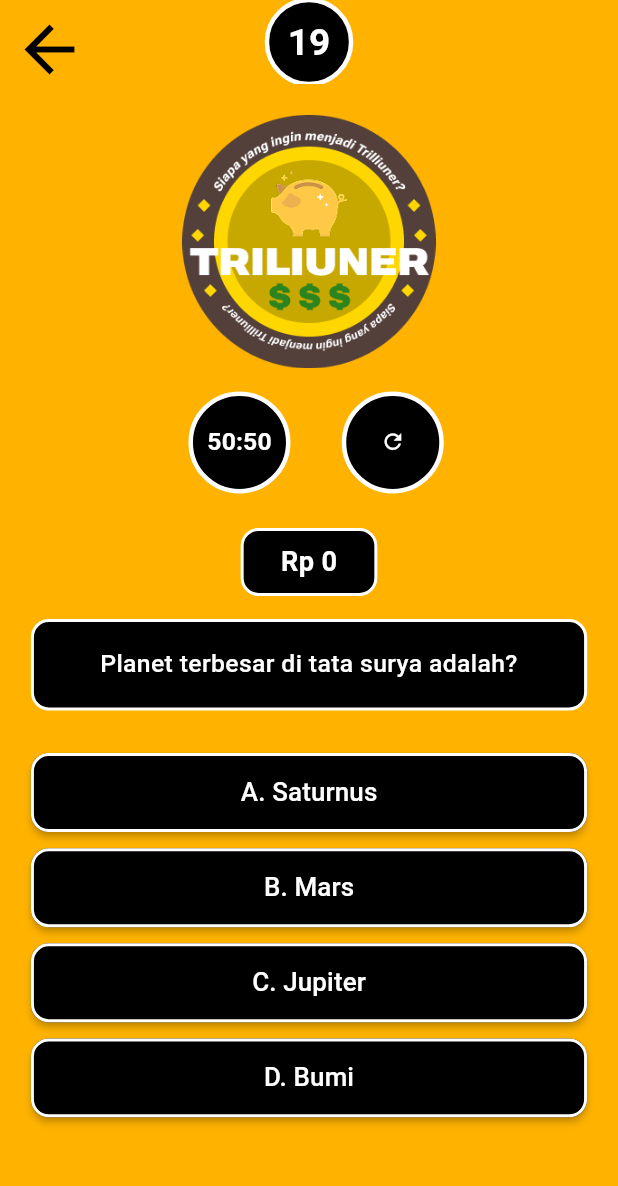
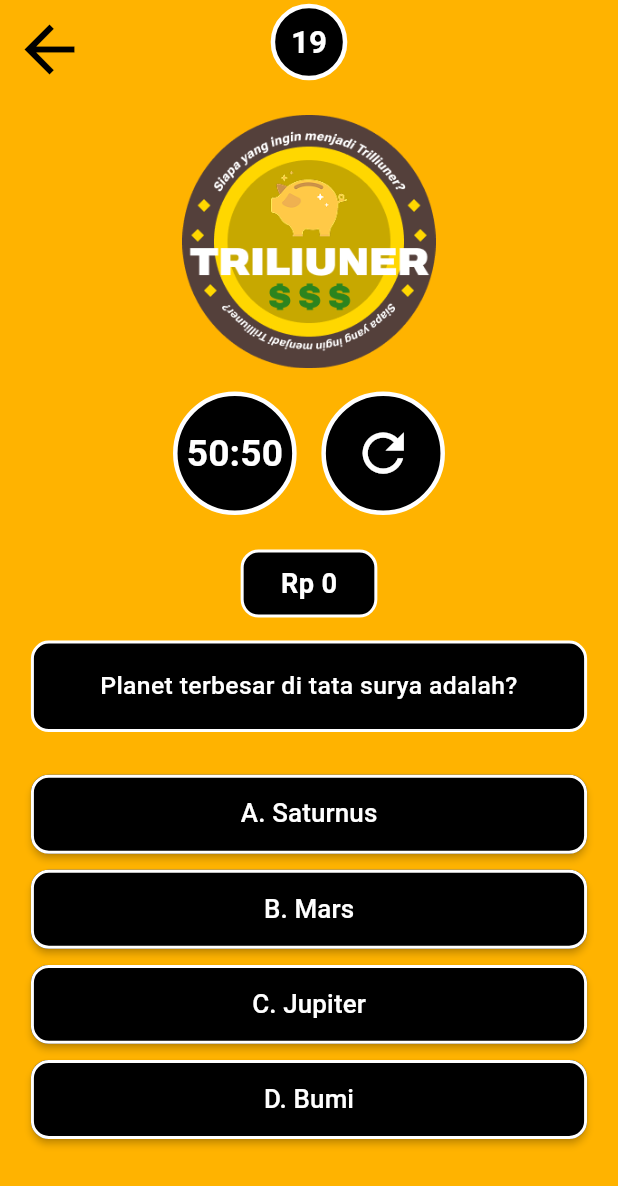
Before and after one commit to VuittonVU/Vuitton_063_Lab5_PM_UTS, a Flutter app: the GamePage screen opened by its route, on a phone screen of 412 x 824 dp. Shown: the top 1186 px of the screen. Run offline on Flutter 3.47's test engine with Material 3 defaults, Android fonts, the phone set to English and light mode, and no system bars; our stand-ins replace go_router, google_fonts, shared_preferences; accounts and stored records are empty.

Commit message:
feat(ui): implement responsive & adaptive layout terutama untuk rotasi dan layar lebar

```diff
--- a/lib/screens/end_page.dart
+++ b/lib/screens/end_page.dart
@@ -19,7 +19,7 @@ class EndPage extends StatelessWidget {
   @override
   Widget build(BuildContext context) {
     final screenWidth = MediaQuery.of(context).size.width;
-    final titleFont = screenWidth * 0.065;
+    final titleFont = screenWidth * 0.040;
 
     return Scaffold(
       backgroundColor: const Color(0xFFFFB300),
--- a/lib/screens/game_page.dart
+++ b/lib/screens/game_page.dart
@@ -28,18 +28,25 @@ class _GamePageState extends State<GamePage> {
   bool isAnswered = false;
   final formatter = NumberFormat("#,###", "id_ID");
   final List<int> moneyLevels = [
-    1000, 10000, 100000, 1000000, 10000000, 100000000, 1000000000, 10000000000, 100000000000, 1000000000000,
+    1000,
+    10000,
+    100000,
+    1000000,
+    10000000,
+    100000000,
+    1000000000,
+    10000000000,
+    100000000000,
+    1000000000000,
   ];
 
   @override
-  //state game
   void initState() {
     super.initState();
     _loadQuestions(easyQuestions);
     startTimer();
   }
 
-  //fungsi tingkat kesulitan pertanyaan
   List<Map<String, dynamic>> getDifficultyPool(int money) {
     if (money < 10000000) return easyQuestions;
     if (money < 1000000000) return mediumQuestions;
@@ -67,11 +74,13 @@ class _GamePageState extends State<GamePage> {
   void _nextQuestion() {
     final money = context.read<GameState>().money;
     final difficultyPool = getDifficultyPool(money);
-    if (remainingQuestions.isEmpty || !difficultyPool.contains(remainingQuestions.first)) {
+    if (remainingQuestions.isEmpty ||
+        !difficultyPool.contains(remainingQuestions.first)) {
       remainingQuestions = List.from(difficultyPool);
     }
     if (remainingQuestions.isEmpty) {
-      endGame(); return;
+      endGame();
+      return;
     }
     final random = Random();
     final nextQ = remainingQuestions[random.nextInt(remainingQuestions.length)];
@@ -118,7 +127,8 @@ class _GamePageState extends State<GamePage> {
       }
       ScaffoldMessenger.of(context).showSnackBar(
         SnackBar(
-          content: Text('Benar! Uang sekarang: Rp ${formatter.format(gameState.money)}'),
+          content:
+          Text('Benar! Uang sekarang: Rp ${formatter.format(gameState.money)}'),
           duration: const Duration(seconds: 1),
         ),
       );
@@ -145,7 +155,8 @@ class _GamePageState extends State<GamePage> {
   void endGame() {
     timer?.cancel();
     final gameState = context.read<GameState>();
-    final playerName = gameState.playerName.isNotEmpty ? gameState.playerName : 'Guest';
+    final playerName =
+    gameState.playerName.isNotEmpty ? gameState.playerName : 'Guest';
     final totalMoney = gameState.money;
     final bool isWin = totalMoney >= 1000000000000;
     context.go(
@@ -160,7 +171,7 @@ class _GamePageState extends State<GamePage> {
     super.dispose();
   }
 
-  //build layout utama
+  //build utama
   @override
   Widget build(BuildContext context) {
     if (currentQuestion == null) {
@@ -170,9 +181,7 @@ class _GamePageState extends State<GamePage> {
       );
     }
 
-    final screenSize = MediaQuery.of(context).size;
-    final smallestDimension = min(screenSize.width, screenSize.height);
-    final timerSize = smallestDimension * 0.10;
+    final timerSize = 35.0;
 
     return Scaffold(
       backgroundColor: const Color(0xFFFFB300),
@@ -207,6 +216,7 @@ class _GamePageState extends State<GamePage> {
       body: LayoutBuilder(
         builder: (context, constraints) {
           if (constraints.maxWidth > 650) {
+            // Breakpoint 650
             return _buildWideLayout(context, constraints);
           } else {
             return _buildNarrowLayout(context, constraints);
@@ -216,7 +226,7 @@ class _GamePageState extends State<GamePage> {
     );
   }
 
-  //build layout layar biasa HP
+  //build layout untuk hp
   Widget _buildNarrowLayout(BuildContext context, BoxConstraints constraints) {
     final money = context.watch<GameState>().money;
     final q = currentQuestion!;
@@ -229,6 +239,7 @@ class _GamePageState extends State<GamePage> {
     final buttonFont = screenWidth * 0.042;
     final spacingSmall = screenHeight * 0.02;
     final spacingMedium = screenHeight * 0.03;
+    final helpButtonDiameter = screenWidth * 0.20;
 
     return SingleChildScrollView(
       child: Padding(
@@ -238,12 +249,13 @@ class _GamePageState extends State<GamePage> {
           children: [
             SizedBox(height: logoSize, child: Logo(size: logoSize)),
             SizedBox(height: spacingSmall),
-            // fitur bantuan
+            // bantuan
             Row(
               mainAxisAlignment: MainAxisAlignment.center,
               children: [
-                _helpButton('50:50', usedFifty, useFifty, fontSize, screenWidth),
-                _helpButtonIcon(Icons.refresh, usedRefresh, useRefresh, screenWidth),
+                _helpButton('50:50', usedFifty, useFifty, helpButtonDiameter),
+                _helpButtonIcon(
+                    Icons.refresh, usedRefresh, useRefresh, helpButtonDiameter),
               ],
             ),
             SizedBox(height: spacingMedium),
@@ -258,7 +270,7 @@ class _GamePageState extends State<GamePage> {
     );
   }
 
-  //build layout untuk layar lebar dan rotasi
+  //build layout untuk layar lebar
   Widget _buildWideLayout(BuildContext context, BoxConstraints constraints) {
     final money = context.watch<GameState>().money;
     final q = currentQuestion!;
@@ -271,9 +283,11 @@ class _GamePageState extends State<GamePage> {
     final buttonFont = screenWidth * 0.022;
     final spacingMedium = screenHeight * 0.03;
 
+    final helpButtonDiameter = screenWidth * 0.07;
+
     return Row(
       children: [
-        //Sisi kiri: INFO (Logo, Bantuan, Uang)
+        //SISI KIRI: INFO (Logo, Bantuan, Uang)
         Expanded(
           flex: 2,
           child: Padding(
@@ -286,8 +300,10 @@ class _GamePageState extends State<GamePage> {
                 Row(
                   mainAxisAlignment: MainAxisAlignment.center,
                   children: [
-                    _helpButton('50:50', usedFifty, useFifty, fontSize, screenWidth * 0.3), // screenWidth dikecilkan
-                    _helpButtonIcon(Icons.refresh, usedRefresh, useRefresh, screenWidth * 0.3),
+                    _helpButton(
+                        '50:50', usedFifty, useFifty, helpButtonDiameter),
+                    _helpButtonIcon(Icons.refresh, usedRefresh, useRefresh,
+                        helpButtonDiameter),
                   ],
                 ),
                 SizedBox(height: spacingMedium),
@@ -297,7 +313,7 @@ class _GamePageState extends State<GamePage> {
           ),
         ),
 
-        //Sisi kanan: AKSI (Pertanyaan, Jawaban)
+        //SISI KANAN: AKSI (Pertanyaan, Jawaban)
         Expanded(
           flex: 3,
           child: SingleChildScrollView(
@@ -318,14 +334,15 @@ class _GamePageState extends State<GamePage> {
     );
   }
 
-  Widget _helpButton(String text, bool used, VoidCallback onPressed,
-      double fontSize, double screenWidth) {
+  Widget _helpButton(
+      String text, bool used, VoidCallback onPressed, double diameter) {
     return AnimatedOpacity(
       opacity: used ? 0.4 : 1.0,
       duration: const Duration(milliseconds: 300),
       child: Container(
-        margin: EdgeInsets.symmetric(horizontal: screenWidth * 0.03),
-        padding: EdgeInsets.all(screenWidth * 0.017),
+        height: diameter,
+        width: diameter,
+        margin: EdgeInsets.symmetric(horizontal: diameter * 0.1),
         decoration: BoxDecoration(
           color: Colors.black,
           shape: BoxShape.circle,
@@ -333,12 +350,16 @@ class _GamePageState extends State<GamePage> {
         ),
         child: TextButton(
           onPressed: used ? null : onPressed,
+          style: TextButton.styleFrom(
+            shape: const CircleBorder(),
+            padding: EdgeInsets.zero,
+          ),
           child: Text(
             text,
             style: TextStyle(
               color: Colors.white,
               fontWeight: FontWeight.bold,
-              fontSize: fontSize,
+              fontSize: diameter * 0.30,
             ),
           ),
         ),
@@ -346,21 +367,22 @@ class _GamePageState extends State<GamePage> {
     );
   }
 
-  Widget _helpButtonIcon(IconData icon, bool used, VoidCallback onPressed,
-      double screenWidth) {
+  Widget _helpButtonIcon(
+      IconData icon, bool used, VoidCallback onPressed, double diameter) {
     return AnimatedOpacity(
       opacity: used ? 0.4 : 1.0,
       duration: const Duration(milliseconds: 300),
       child: Container(
-        margin: EdgeInsets.symmetric(horizontal: screenWidth * 0.03),
-        padding: EdgeInsets.all(screenWidth * 0.017),
+        height: diameter,
+        width: diameter,
+        margin: EdgeInsets.symmetric(horizontal: diameter * 0.1),
         decoration: BoxDecoration(
           color: Colors.black,
           shape: BoxShape.circle,
           border: Border.all(color: Colors.white, width: 3),
         ),
         child: IconButton(
-          icon: Icon(icon, color: Colors.white, size: screenWidth * 0.04),
+          icon: Icon(icon, color: Colors.white, size: diameter * 0.5),
           onPressed: used ? null : onPressed,
         ),
       ),
```
Also changed, not shown: lib/screens/panduan_page.dart (+58 -17 lines).
